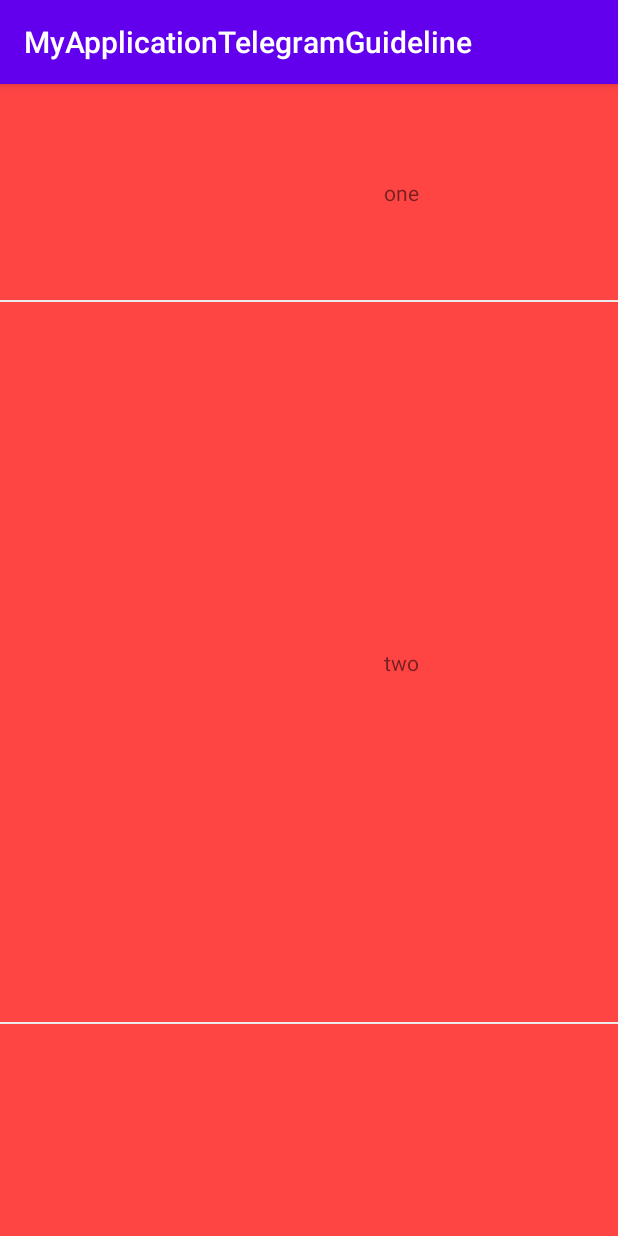
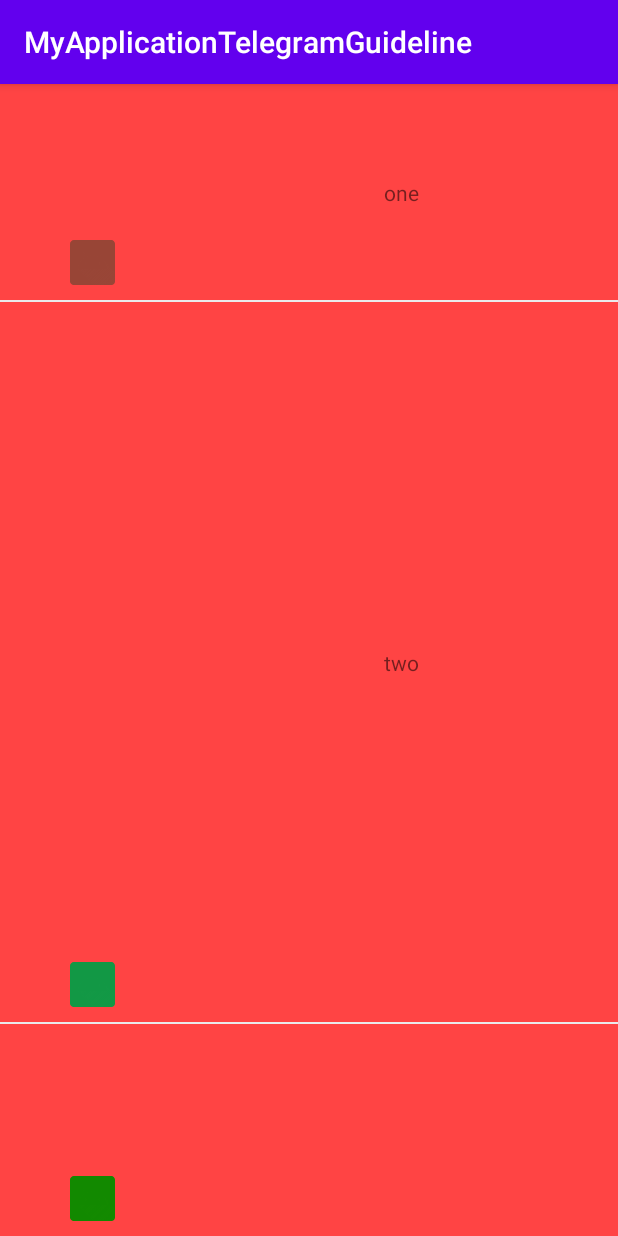
Before and after one commit to kelvincer/TelegramAvatarScrollDemo, an Android app: the screen it shows after launch (MainActivity), on a phone screen of 412 x 824 dp. Run offline under Robolectric (Android 15) with nearby library versions, the phone set to English and light mode, and no system bars.

Commit message:
second commit

```diff
--- a/app/src/main/java/com/home/myapplicationtelegramguideline/AnotherAdapter.kt
+++ b/app/src/main/java/com/home/myapplicationtelegramguideline/AnotherAdapter.kt
@@ -11,19 +11,17 @@ import android.view.View
 import android.view.ViewGroup
 import android.widget.ImageView
 import android.widget.TextView
-import androidx.constraintlayout.widget.ConstraintLayout
 import androidx.recyclerview.widget.RecyclerView
 import kotlin.random.Random
 
+class AnotherAdapter(private val context: Context) : RecyclerView.Adapter<AnotherAdapter.ViewHolder>() {
 
-class AnotherAdapter(val context: Context) : RecyclerView.Adapter<AnotherAdapter.ViewHolder>() {
-
-    val TAG = AnotherAdapter::class.java.simpleName
-    val colors = mutableListOf(
+    private val s = AnotherAdapter::class.java.simpleName
+    private val colors = mutableListOf(
         "#984536", "#129845", "#128900", "#67ffaa",
         "#56bbbb", "#998877", "#aaaaaa", "#990011", "#12eeee", "#aabbcc"
     )
-    val names =
+    private val names =
         mutableListOf("one", "two", "three", "four", "five", "six", "seven", "eight", "nine", "ten")
 
     override fun onCreateViewHolder(parent: ViewGroup, viewType: Int): ViewHolder {
@@ -31,13 +29,7 @@ class AnotherAdapter(val context: Context) : RecyclerView.Adapter<AnotherAdapter
         val height = Random.nextInt(100, 600)
 
         view.layoutParams.height = height.toFloat().toDips(context).toInt()
-        /*view.layoutParams =
-            ConstraintLayout.LayoutParams(
-                ViewGroup.LayoutParams.MATCH_PARENT, height.toFloat().toDips(
-                    context
-                ).toInt()
-            )*/
-        Log.d(TAG, "onCreateViewHolder: ${height.toFloat().toDips(context).toInt()}")
+        Log.d(s, "onCreateViewHolder: ${height.toFloat().toDips(context).toInt()}")
         return ViewHolder(view)
     }
 
@@ -45,34 +37,27 @@ class AnotherAdapter(val context: Context) : RecyclerView.Adapter<AnotherAdapter
         holder.bindItem(names[position], colors[position])
     }
 
-    override fun getItemCount(): Int {
-        return 10
-    }
+    override fun getItemCount() = names.size
 
-    class ViewHolder(val view: View) : RecyclerView.ViewHolder(view) {
+    class ViewHolder(private val view: View) : RecyclerView.ViewHolder(view) {
 
         fun bindItem(name: String, color: String) {
-            val tvName = view.findViewById<TextView>(R.id.tvName);
-            tvName.setText(name)
+            val tvName = view.findViewById<TextView>(R.id.tvName)
+            tvName.text = name
             val ivImage = view.findViewById<ImageView>(R.id.ivAvatar)
             ivImage.setColorFilter(Color.parseColor(color))
-
         }
-
-
     }
 }
 
 fun Float.toDips(context: Context) =
-    TypedValue.applyDimension(TypedValue.COMPLEX_UNIT_DIP, this, context.resources.displayMetrics);
-
+    TypedValue.applyDimension(TypedValue.COMPLEX_UNIT_DIP, this, context.resources.displayMetrics)
 
 fun dpToPx(activity: Activity, dp: Int): Int {
     val r: Resources = activity.resources
     return TypedValue.applyDimension(
         TypedValue.COMPLEX_UNIT_DIP,
         dp.toFloat(),
-        r.getDisplayMetrics()
-    )
-        .toInt()
+        r.displayMetrics
+    ).toInt()
 }
--- a/app/src/main/java/com/home/myapplicationtelegramguideline/MainActivity.kt
+++ b/app/src/main/java/com/home/myapplicationtelegramguideline/MainActivity.kt
@@ -3,26 +3,22 @@ package com.home.myapplicationtelegramguideline
 import android.graphics.Rect
 import android.os.Bundle
 import android.util.Log
-import android.view.View
 import androidx.appcompat.app.AppCompatActivity
 import androidx.constraintlayout.motion.widget.MotionLayout
 import androidx.recyclerview.widget.DividerItemDecoration
 import androidx.recyclerview.widget.LinearLayoutManager
 import androidx.recyclerview.widget.RecyclerView
-import kotlin.math.abs
-
 
 class MainActivity : AppCompatActivity() {
 
-    val TAG = MainActivity::class.java.simpleName
+    val s = MainActivity::class.java.simpleName
     lateinit var rvMain: RecyclerView
-    lateinit var viewQ: View
 
     override fun onCreate(savedInstanceState: Bundle?) {
         super.onCreate(savedInstanceState)
         setContentView(R.layout.activity_main)
 
-        rvMain = findViewById<RecyclerView>(R.id.rvMain)
+        rvMain = findViewById(R.id.rvMain)
         rvMain.adapter = AnotherAdapter(this)
         rvMain.addItemDecoration(
             DividerItemDecoration(
@@ -31,7 +27,6 @@ class MainActivity : AppCompatActivity() {
             )
         )
         rvMain.addOnScrollListener(object : RecyclerView.OnScrollListener() {
-            var percentFirst = 0
             var lastPosition = 0
 
             override fun onScrolled(recyclerView: RecyclerView, dx: Int, dy: Int) {
@@ -42,58 +37,39 @@ class MainActivity : AppCompatActivity() {
                 val rvRect = Rect()
                 rvMain.getGlobalVisibleRect(rvRect)
                 for (i in firstPosition until lastPosition) {
-                    val rowRect = Rect()
-                    layoutManager.findViewByPosition(i)!!.getGlobalVisibleRect(rowRect)
-                    var percentFirst: Int
-                    percentFirst = if (rowRect.bottom >= rvRect.bottom) {
-                        val visibleHeightFirst: Int = rvRect.bottom - rowRect.top
-                        visibleHeightFirst * 100 / layoutManager.findViewByPosition(i)!!.height
-                    } else {
-                        val visibleHeightFirst: Int = rowRect.bottom - rvRect.top
-                        visibleHeightFirst * 100 / layoutManager.findViewByPosition(i)!!.height
-                    }
-                    if (percentFirst > 100) percentFirst = 100
                     val motionLay = layoutManager.findViewByPosition(i)
                         ?.findViewById<MotionLayout>(R.id.motion_layout)
-                    motionLay?.progress = abs(1f - 1) //percentFirst / 100f
+                    motionLay?.progress = 0f
                 }
 
                 val rowRect = Rect()
                 layoutManager.findViewByPosition(lastPosition)!!.getGlobalVisibleRect(rowRect)
-                var percentFirst: Float
-                percentFirst = if (rowRect.bottom >= rvRect.bottom) {
+                var percentLast: Float = if (rowRect.bottom >= rvRect.bottom) {
                     val visibleHeightFirst: Int = rvRect.bottom - rowRect.top
                     visibleHeightFirst / layoutManager.findViewByPosition(lastPosition)!!.height.toFloat()
                 } else {
                     val visibleHeightFirst: Int = rowRect.bottom - rvRect.top
                     visibleHeightFirst / layoutManager.findViewByPosition(lastPosition)!!.height.toFloat()
                 }
-                if (percentFirst > 1) percentFirst = 1f
+                if (percentLast > 1) percentLast = 1f
+
                 val motionLay = layoutManager.findViewByPosition(lastPosition)
                     ?.findViewById<MotionLayout>(R.id.motion_layout)
 
-                val value = abs(1f - percentFirst)
-                val couple = 1 - dpToPx(this@MainActivity, 50) / (layoutManager.findViewByPosition(
-                    lastPosition
-                )!!.height.toFloat() - dpToPx(this@MainActivity, 10))
-                if (dy < 0) {
-                    // Scrolling down
-                    if (value <= couple)
-                        motionLay?.progress = value
-                    else
-                        motionLay?.progress = couple
-                } else {
-                    // Scrolling up
-                    if (value >= couple)
-                        motionLay?.progress = abs(couple)
-                    else {
-                        motionLay?.progress = value
-                    }
-                }
+                val factor =
+                    dpToPx(this@MainActivity, 20 + 30) / layoutManager.findViewByPosition(
+                        lastPosition
+                    )!!.height.toFloat()
+
+                if (percentLast < factor)
+                    motionLay?.progress  = 1f
+                else
+                    motionLay?.progress  =
+                        -1 / (1 - factor) * percentLast + (1 + factor / (1 - factor))//1.2998f//-1.2998f*percentLast + 1.2998f
 
                 Log.d(
-                    TAG,
-                    "onScrolled progress: ${motionLay?.progress}, percent: $percentFirst, couple: $couple," +
+                    s,
+                    "onScrolled progress: ${motionLay?.progress}, percentLast $percentLast," +
                             " position: $lastPosition, height: ${
                                 layoutManager.findViewByPosition(
                                     lastPosition
--- a/app/src/main/res/layout/item_another.xml
+++ b/app/src/main/res/layout/item_another.xml
@@ -24,11 +24,11 @@
 
     <ImageView
         android:id="@+id/ivAvatar"
-        android:layout_width="50dp"
-        android:layout_height="50dp"
+        android:layout_width="30dp"
+        android:layout_height="30dp"
         android:contentDescription="@null"
         android:src="@mipmap/ic_launcher"
-        app:layout_constraintBottom_toBottomOf="@id/guidelineH"
+        app:layout_constraintBottom_toTopOf="@id/guidelineH"
         app:layout_constraintEnd_toStartOf="@id/guideline"
         app:layout_constraintStart_toStartOf="parent" />
 
--- a/app/src/main/res/xml/activity_main_scene.xml
+++ b/app/src/main/res/xml/activity_main_scene.xml
@@ -5,19 +5,33 @@
     <Transition
         motion:constraintSetEnd="@+id/end"
         motion:constraintSetStart="@id/start"
-        motion:duration="1000">
-        <KeyFrameSet></KeyFrameSet>
-    </Transition>
+        motion:duration="1000"/>
 
     <ConstraintSet android:id="@+id/start">
         <Constraint
-            android:id="@+id/guidelineH"
+            android:id="@id/guidelineH"
             motion:layout_constraintBottom_toBottomOf="parent" />
+        <Constraint
+            android:id="@id/ivAvatar"
+            android:layout_width="30dp"
+            android:layout_height="30dp"
+            android:layout_marginBottom="10dp"
+            motion:layout_constraintBottom_toBottomOf="parent"
+            motion:layout_constraintEnd_toStartOf="@id/guideline"
+            motion:layout_constraintStart_toStartOf="parent" />
     </ConstraintSet>
 
     <ConstraintSet android:id="@+id/end">
         <Constraint
             android:id="@+id/guidelineH"
+            motion:layout_constraintTop_toBottomOf="@id/ivAvatar" />
+        <Constraint
+            android:id="@+id/ivAvatar"
+            android:layout_width="30dp"
+            android:layout_height="30dp"
+            android:layout_marginTop="10dp"
+            motion:layout_constraintEnd_toStartOf="@id/guideline"
+            motion:layout_constraintStart_toStartOf="parent"
             motion:layout_constraintTop_toTopOf="parent" />
     </ConstraintSet>
 </MotionScene>
```
